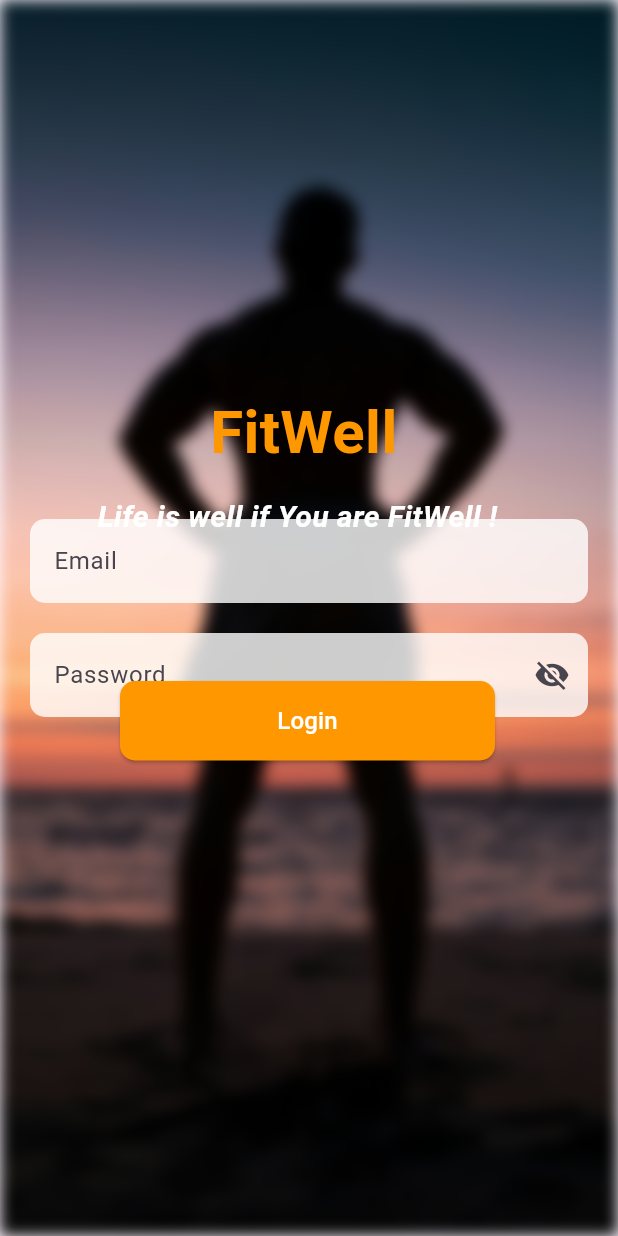
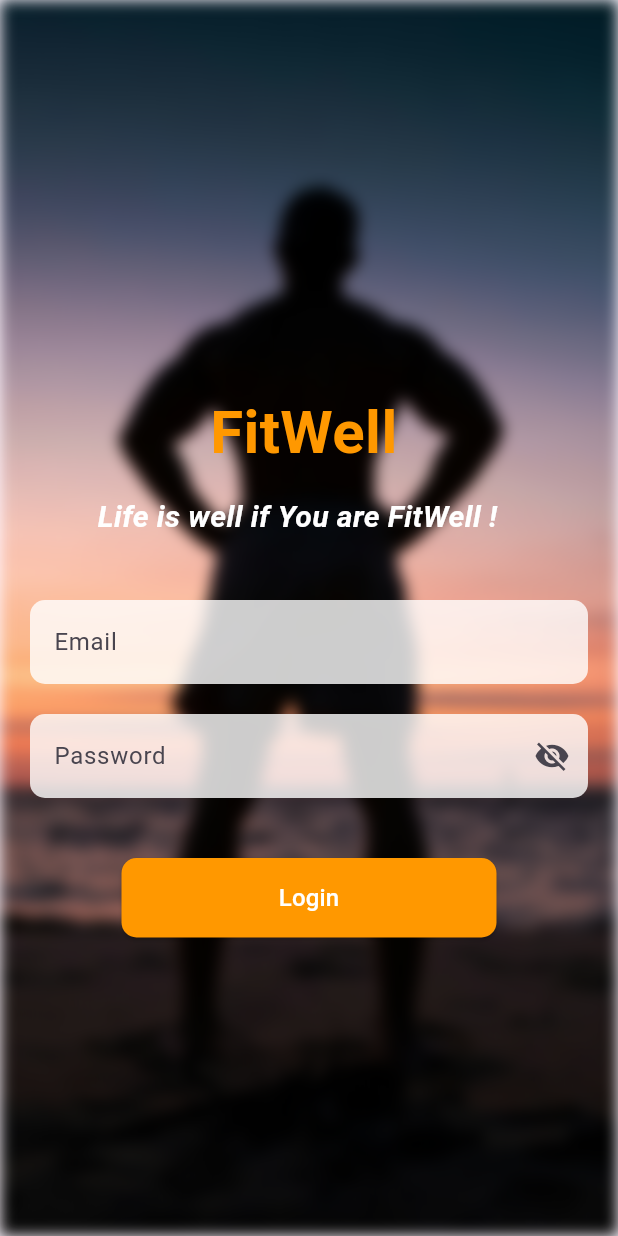
Before and after one commit to Labeebkhan/fitwell, a Flutter app: the screen it shows after launch, on a phone screen of 412 x 824 dp. Run offline on Flutter 3.47's test engine with Material 3 defaults, Android fonts, the phone set to English and light mode, and no system bars.

Commit message:
Making the Lyout Responsive

```diff
--- a/lib/screen/login.dart
+++ b/lib/screen/login.dart
@@ -9,25 +9,28 @@ class Login extends StatefulWidget {
 }
 
 class _LoginState extends State<Login> {
-  TextEditingController _emailController = TextEditingController();
-  TextEditingController _passwordController = TextEditingController();
+  final TextEditingController _emailController = TextEditingController();
+  final TextEditingController _passwordController = TextEditingController();
   bool _obscureText = true;
 
   @override
   Widget build(BuildContext context) {
     return Scaffold(
+      resizeToAvoidBottomInset: true, // important to shift UI on keyboard open
       body: Stack(
         children: [
+          // Background with blur
           Positioned.fill(
             child: ImageFiltered(
               imageFilter: ImageFilter.blur(sigmaX: 5, sigmaY: 5),
               child: Image.asset('assets/images/login2.jpg', fit: BoxFit.cover),
             ),
           ),
-          Positioned(
+
+          // App title
+          const Positioned(
             top: 260,
             left: 140,
-            right: 0,
             child: Text(
               'FitWell',
               style: TextStyle(
@@ -37,10 +40,11 @@ class _LoginState extends State<Login> {
               ),
             ),
           ),
-          Positioned(
+
+          // Subtitle
+          const Positioned(
             top: 330,
             left: 65,
-            right: 0,
             child: Text(
               'Life is well if You are FitWell !',
               style: TextStyle(
@@ -51,12 +55,17 @@ class _LoginState extends State<Login> {
               ),
             ),
           ),
-          Positioned(
-            child: Container(
-              padding: const EdgeInsets.all(20),
+
+          // Scrollable Positioned text fields
+          Positioned.fill(
+            child: SingleChildScrollView(
+              padding: const EdgeInsets.only(
+                top: 400,
+                left: 20,
+                right: 20,
+                bottom: 100,
+              ),
               child: Column(
-                mainAxisAlignment: MainAxisAlignment.center,
-                crossAxisAlignment: CrossAxisAlignment.center,
                 children: [
                   TextField(
                     controller: _emailController,
@@ -70,14 +79,14 @@ class _LoginState extends State<Login> {
                       ),
                     ),
                   ),
-                  SizedBox(height: 20),
+                  const SizedBox(height: 20),
                   TextField(
                     controller: _passwordController,
                     obscureText: _obscureText,
                     decoration: InputDecoration(
                       hintText: 'Password',
                       filled: true,
-                      suffixIcon: Icon(Icons.visibility_off),
+                      suffixIcon: const Icon(Icons.visibility_off),
                       fillColor: Colors.white.withOpacity(0.8),
                       border: OutlineInputBorder(
                         borderRadius: BorderRadius.circular(10),
@@ -85,29 +94,28 @@ class _LoginState extends State<Login> {
                       ),
                     ),
                   ),
-                ],
-              ),
-            ),
-          ),
-          Positioned(
-            top: MediaQuery.of(context).size.height - 370,
-            child: Padding(
-              padding: const EdgeInsets.symmetric(horizontal: 80),
-              child: ElevatedButton(
+                  const SizedBox(height: 40),
+
+                  // Login button
+                  ElevatedButton(
                     onPressed: () {},
                     style: ElevatedButton.styleFrom(
-                  padding: EdgeInsets.symmetric(horizontal: 50, vertical: 15),
-                  minimumSize: Size(250, 50),
+                      padding: const EdgeInsets.symmetric(
+                        horizontal: 50,
+                        vertical: 15,
+                      ),
+                      minimumSize: const Size(250, 50),
                       backgroundColor: Colors.orange,
-
                       shape: RoundedRectangleBorder(
                         borderRadius: BorderRadius.circular(10),
                       ),
                     ),
-                child: Text(
+                    child: const Text(
                       'Login',
                       style: TextStyle(color: Colors.white, fontSize: 16),
                     ),
+                  ),
+                ],
               ),
             ),
           ),
```
Lines whose indentation alone changed are shown as unchanged.
